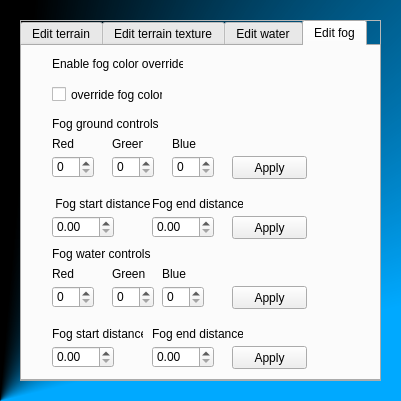
Qt form bin/data/ui/environment_editor.ui (realXtend/tundra) before a commit.
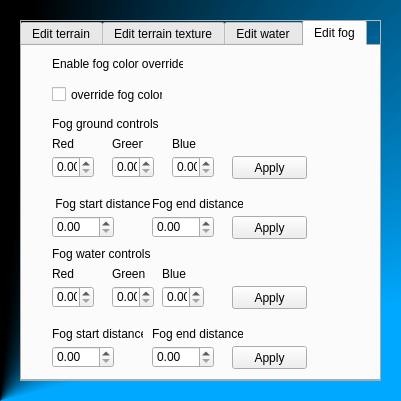
The same form after that commit. The open tabs and pages were chosen to show the change.

Commit message: Some meat over skeleton, now fog editor works mostly. Not perfectly yet, needs more testing.

Diff of the .ui file:
```diff
--- a/bin/data/ui/environment_editor.ui
+++ b/bin/data/ui/environment_editor.ui
@@ -714,7 +714,7 @@
           <string>Fog water controls</string>
          </property>
         </widget>
-        <widget class="QSpinBox" name="fog_ground_red_iSpinBox">
+        <widget class="QDoubleSpinBox" name="fog_ground_red_dSpinBox">
          <property name="geometry">
           <rect>
            <x>30</x>
@@ -724,7 +724,7 @@
           </rect>
          </property>
         </widget>
-        <widget class="QSpinBox" name="fog_ground_green_iSpinBox">
+        <widget class="QDoubleSpinBox" name="fog_ground_green_dSpinBox">
          <property name="geometry">
           <rect>
            <x>90</x>
@@ -734,7 +734,7 @@
           </rect>
          </property>
         </widget>
-        <widget class="QSpinBox" name="fog_ground_blue_iSpinBox">
+        <widget class="QDoubleSpinBox" name="fog_ground_blue_dSpinBox">
          <property name="geometry">
           <rect>
            <x>150</x>
@@ -868,7 +868,7 @@
           <string>Red</string>
          </property>
         </widget>
-        <widget class="QSpinBox" name="fog_water_red_iSpinBox">
+        <widget class="QDoubleSpinBox" name="fog_water_red_dSpinBox">
          <property name="geometry">
           <rect>
            <x>30</x>
@@ -878,7 +878,7 @@
           </rect>
          </property>
         </widget>
-        <widget class="QSpinBox" name="fog_water_green_iSpinBox">
+        <widget class="QDoubleSpinBox" name="fog_water_green_dSpinBox">
          <property name="geometry">
           <rect>
            <x>90</x>
@@ -888,7 +888,7 @@
           </rect>
          </property>
         </widget>
-        <widget class="QSpinBox" name="fog_water_blue_iSpinBox">
+        <widget class="QDoubleSpinBox" name="fog_water_blue_dSpinBox">
          <property name="geometry">
           <rect>
            <x>140</x>
```
Left out of the diff: 2 changed lines with no effect on the pictures. The commit also changes 4 other files.
